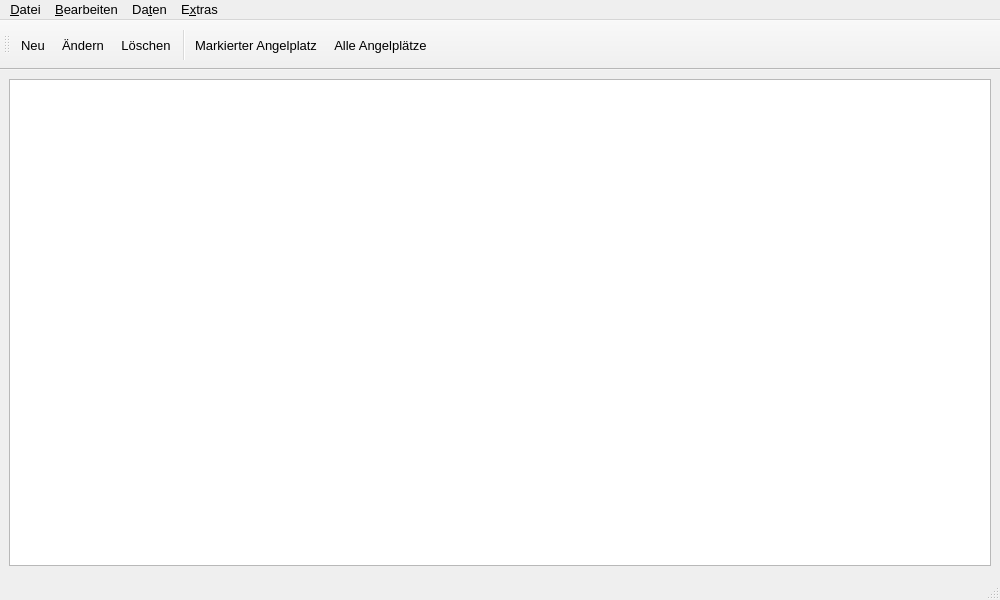
Qt form MainWindow.ui (igor53c/Angeltagebuch) before a commit.
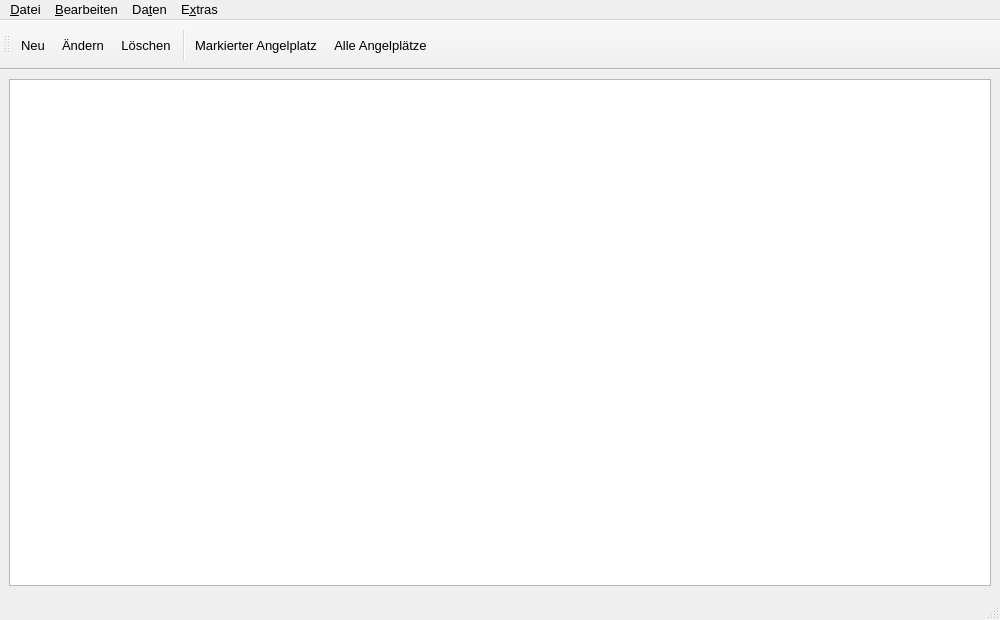
The same form after that commit. Icons and pictures are not drawn.

Patch:
```diff
--- a/MainWindow.ui
+++ b/MainWindow.ui
@@ -7,7 +7,7 @@
     <x>0</x>
     <y>0</y>
     <width>1000</width>
-    <height>600</height>
+    <height>620</height>
    </rect>
   </property>
   <property name="sizePolicy">
```
